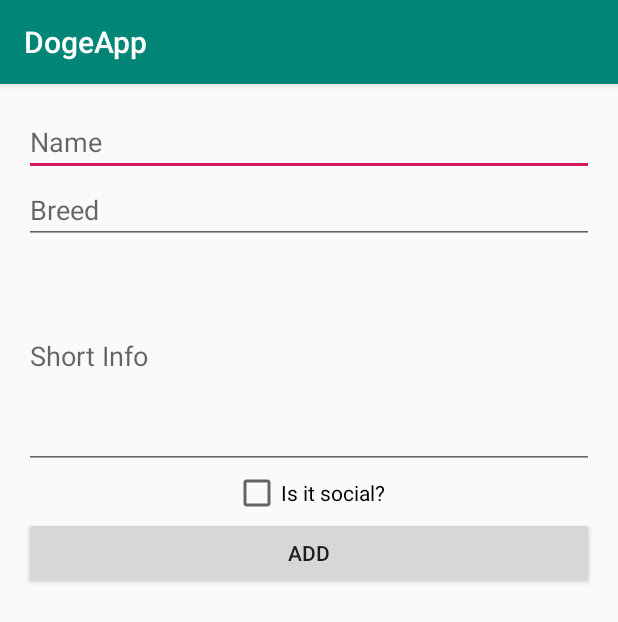
After one commit to Mokkants/DogeAppMobile, an Android app: the fragment CreateDogFragment shown on its own in the app's theme, on a phone screen of 412 x 824 dp. The commit adds this screen. Shown: the top 622 px of the screen. Run offline under Robolectric (Android 15) with nearby library versions, the phone set to English and light mode, and no system bars; our stand-ins replace Volley; network calls fail.

Commit message:
create dogs and dog fragment

```diff
--- a/app/src/main/AndroidManifest.xml
+++ b/app/src/main/AndroidManifest.xml
@@ -15,7 +15,8 @@
         android:roundIcon="@mipmap/ic_launcher_round"
         android:usesCleartextTraffic="true"
         android:supportsRtl="true"
-        android:theme="@style/AppTheme">
+        android:theme="@style/AppTheme"
+        >
         <activity
             android:name=".MainActivity"
             android:label="@string/app_name">
@@ -30,5 +31,6 @@
             android:theme="@style/AppTheme.NoActionBar" />
         <activity android:name=".RegisterActivity"></activity>
         <activity android:name=".LoginActivity"></activity>
+
     </application>
 </manifest>
--- /dev/null
+++ b/app/src/main/java/com/doge/dogeapp/Fragments/CreateDogFragment.java
@@ -0,0 +1,110 @@
+package com.doge.dogeapp.Fragments;
+
+import android.os.Bundle;
+import android.support.annotation.NonNull;
+import android.support.annotation.Nullable;
+import android.support.v4.app.FragmentManager;
+import android.support.v4.app.FragmentTransaction;
+import android.view.LayoutInflater;
+import android.view.View;
+import android.view.ViewGroup;
+import android.widget.Button;
+import android.widget.CheckBox;
+import android.widget.EditText;
+import android.widget.TextView;
+import android.widget.Toast;
+
+import com.android.volley.Request;
+import com.android.volley.RequestQueue;
+import com.android.volley.Response;
+import com.android.volley.VolleyError;
+import com.android.volley.toolbox.JsonObjectRequest;
+import com.android.volley.toolbox.Volley;
+import com.doge.dogeapp.Activities.R;
+
+import org.json.JSONException;
+import org.json.JSONObject;
+
+public class CreateDogFragment extends BaseFragment implements View.OnClickListener {
+    private EditText mName;
+    private EditText mBreed;
+    private EditText mInfo;
+    private CheckBox mSocial;
+    private boolean social;
+    private Button addBtn;
+
+    @Nullable
+    @Override
+    public View onCreateView(@NonNull LayoutInflater inflater, @Nullable ViewGroup container, @Nullable Bundle savedInstanceState) {
+        View view = inflater.inflate(R.layout.fragment_create_dog, container, false);
+        ((Button) view.findViewById(R.id.add_button)).setOnClickListener(this);
+        mName = (EditText) view.findViewById(R.id.dog_name);
+        mBreed = (EditText) view.findViewById(R.id.dog_breed);
+        mInfo = (EditText) view.findViewById(R.id.dog_info);
+        mSocial = (CheckBox) view.findViewById(R.id.dog_social);
+        mSocial.setOnClickListener(new View.OnClickListener() {
+            @Override
+            public void onClick(View view) {
+                boolean checked = ((CheckBox) view).isChecked();
+                if(checked){
+                    social = true;
+                }
+                else social = false;
+            }
+        });
+        return view;
+    }
+
+    public JSONObject getNewDog(View view) {
+        JSONObject dog = new JSONObject();
+
+        try {
+
+            dog.put("owner", mName.getText().toString());
+            dog.put("name", mBreed.getText().toString());
+            dog.put("breed", mBreed.getText().toString());
+            dog.put("isSocial", social);
+            dog.put("shortInfo", mInfo.getText().toString());
+
+        } catch (JSONException e) {
+
+        }
+        return dog;
+    }
+
+    @Override
+    public String getTitle() {
+        return "Add a new dog";
+    }
+
+    @Override
+    public void onClick(View view) {
+        JSONObject newDog = getNewDog(view);
+
+        String url = getString(R.string.url) + "/api/dogs/";
+
+        RequestQueue queue = Volley.newRequestQueue(getActivity().getApplicationContext());
+        JsonObjectRequest JSONObjectRequest = new JsonObjectRequest
+                (Request.Method.POST, url, newDog, new Response.Listener<JSONObject>() {
+
+                    @Override
+                    public void onResponse(JSONObject response) {
+                    }
+                }, new Response.ErrorListener() {
+                    @Override
+                    public void onErrorResponse(VolleyError error) {
+                        error.printStackTrace();
+                        System.out.println(error.getMessage());
+                    }
+                });
+
+
+        queue.add(JSONObjectRequest);
+        DogFragment dogFragment = new DogFragment();
+        FragmentManager fragmentManager = getFragmentManager();
+        FragmentTransaction fragmentTransaction = fragmentManager.beginTransaction();
+        fragmentTransaction.replace(R.id.content_frame, dogFragment);
+        fragmentTransaction.addToBackStack(null);
+        fragmentTransaction.commit();
+    }
+}
--- /dev/null
+++ b/app/src/main/res/layout/fragment_create_dog.xml
@@ -0,0 +1,52 @@
+<?xml version="1.0" encoding="utf-8"?>
+<LinearLayout xmlns:android="http://schemas.android.com/apk/res/android"
+    android:layout_width="match_parent"
+    android:layout_height="match_parent"
+    android:gravity="center_horizontal"
+    android:orientation="vertical"
+    android:paddingLeft="@dimen/activity_horizontal_margin"
+    android:paddingTop="@dimen/activity_vertical_margin"
+    android:paddingRight="@dimen/activity_horizontal_margin"
+    android:paddingBottom="@dimen/activity_vertical_margin">
+
+    <EditText
+        android:id="@+id/dog_name"
+        android:layout_width="match_parent"
+        android:layout_height="wrap_content"
+        android:ems="10"
+        android:inputType="textPersonName"
+        android:hint="Name" />
+
+    <EditText
+        android:id="@+id/dog_breed"
+        android:layout_width="match_parent"
+        android:layout_height="wrap_content"
+        android:ems="10"
+        android:inputType="textPersonName"
+        android:hint="Breed" />
+
+    <EditText
+        android:id="@+id/dog_info"
+        android:layout_width="match_parent"
+        android:layout_height="150dp"
+        android:ems="10"
+        android:inputType="textShortMessage"
+        android:hint="Short Info" />
+
+    <CheckBox
+        android:id="@+id/dog_social"
+        android:layout_width="wrap_content"
+        android:layout_height="wrap_content"
+        android:text="Is it social?"
+        android:onClick="onCheckboxClicked">
+
+    </CheckBox>
+
+    <Button
+        android:id="@+id/add_button"
+        android:layout_width="match_parent"
+        android:layout_height="wrap_content"
+        android:text="Add"
+        android:onClick="onClickAdd"
+        />
+</LinearLayout>
```
Also changed, not shown: app/src/main/java/com/doge/dogeapp/Adapters/DogAdapter.java (deleted, +0 -65 lines), app/src/main/java/com/doge/dogeapp/Fragments/DogFragment.java (+93 -44 lines), app/src/main/java/com/doge/dogeapp/Models/Dog.java (+32 -14 lines), app/src/main/res/layout/dog_row_item.xml (+15 -4 lines), app/src/main/res/layout/fragment_dog.xml (+28 -5 lines).
